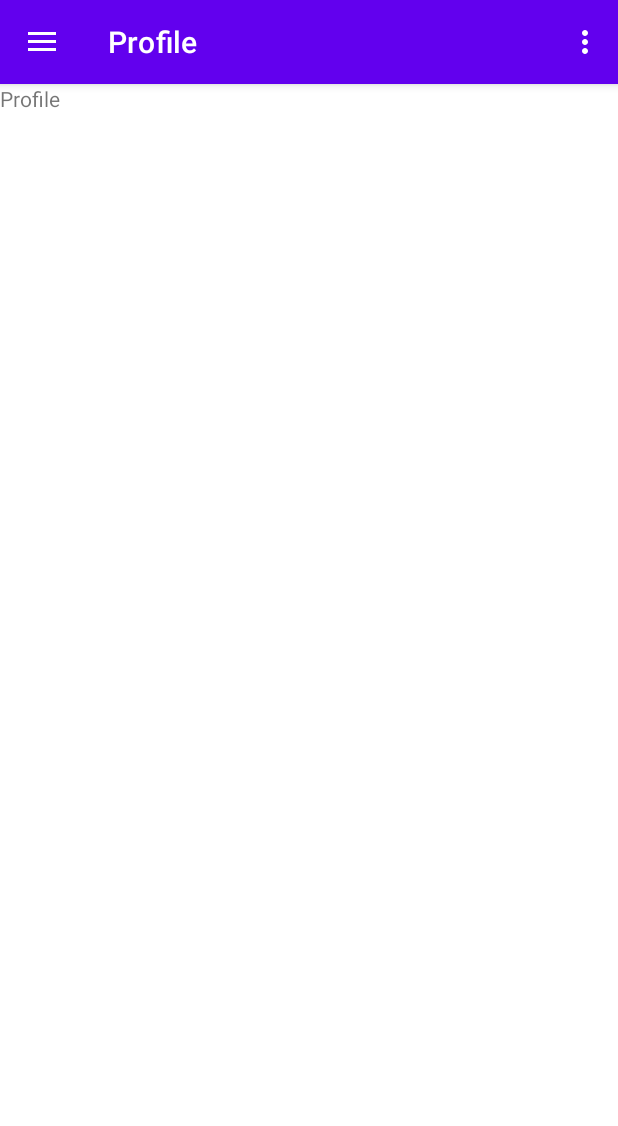
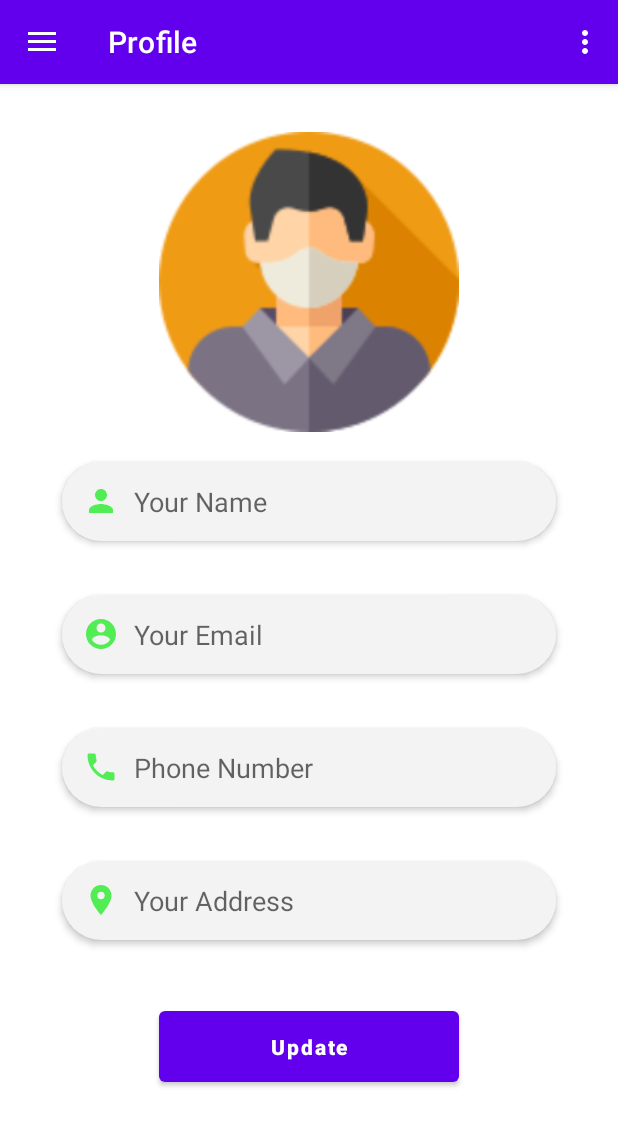
Before and after one commit to LasiniD/food_store, an Android app: the screen it shows after launch once a user with an empty profile is signed in (MainActivity), in the side drawer, after a tap on "Profile", on a phone screen of 412 x 824 dp. Shown: the top 1126 px of the screen. Run offline under Robolectric (Android 15) with nearby library versions, the phone set to English and light mode, and no system bars; our stand-ins replace Firebase (no records; nobody signed in at launch, a user with empty details on screens opened directly), navigation-ui.

Commit message:
Profile page UI

```diff
--- a/app/src/main/res/layout/fragment_profile.xml
+++ b/app/src/main/res/layout/fragment_profile.xml
@@ -6,9 +6,94 @@
     android:layout_height="match_parent"
     tools:context=".ui.profile.ProfileFragment">
 
-    <TextView
+    <ImageView
+        android:id="@+id/profile_img"
         android:layout_width="match_parent"
-        android:layout_height="match_parent"
-        android:text="@string/profile"/>
+        android:layout_height="200dp"
+        android:layout_marginTop="32dp"
+        android:src="@drawable/profile"
+        app:layout_constraintEnd_toEndOf="parent"
+        app:layout_constraintHorizontal_bias="0.0"
+        app:layout_constraintStart_toStartOf="parent"
+        app:layout_constraintTop_toTopOf="parent" />
+
+    <EditText
+        android:id="@+id/profile_name"
+        android:layout_width="0dp"
+        android:layout_height="wrap_content"
+        android:layout_marginTop="20dp"
+        android:background="@drawable/edittext_bg"
+        android:drawableStart="@drawable/ic_baseline_person_24"
+        android:drawablePadding="10dp"
+        android:elevation="3dp"
+        android:hint="Your Name"
+        android:padding="14dp"
+        app:layout_constraintEnd_toEndOf="parent"
+        app:layout_constraintStart_toStartOf="parent"
+        app:layout_constraintTop_toBottomOf="@+id/profile_img"
+        app:layout_constraintWidth_percent=".8" />
+
+    <EditText
+        android:inputType="textEmailAddress"
+        android:id="@+id/profile_email"
+        android:layout_width="0dp"
+        android:layout_height="wrap_content"
+        android:layout_marginTop="36dp"
+        android:background="@drawable/edittext_bg"
+        android:drawableStart="@drawable/account"
+        android:drawablePadding="10dp"
+        android:elevation="3dp"
+        android:hint="Your Email"
+        android:padding="14dp"
+        app:layout_constraintEnd_toEndOf="parent"
+        app:layout_constraintStart_toStartOf="parent"
+        app:layout_constraintTop_toBottomOf="@+id/profile_name"
+        app:layout_constraintWidth_percent=".8" />
+
+    <EditText
+        android:id="@+id/profile_phone"
+        android:layout_width="0dp"
+        android:layout_height="wrap_content"
+        android:layout_marginTop="36dp"
+        android:background="@drawable/edittext_bg"
+        android:drawableStart="@drawable/ic_baseline_local_phone_24"
+        android:drawablePadding="10dp"
+        android:elevation="3dp"
+        android:hint="Phone Number"
+        android:padding="14dp"
+        app:layout_constraintEnd_toEndOf="parent"
+        app:layout_constraintStart_toStartOf="parent"
+        app:layout_constraintTop_toBottomOf="@+id/profile_email"
+        app:layout_constraintWidth_percent=".8" />
+
+    <EditText
+        android:id="@+id/profile_address"
+        android:layout_width="0dp"
+        android:layout_height="wrap_content"
+        android:layout_marginTop="36dp"
+        android:background="@drawable/edittext_bg"
+        android:drawableStart="@drawable/ic_baseline_location_on_24"
+        android:drawablePadding="10dp"
+        android:elevation="3dp"
+        android:hint="Your Address"
+        android:padding="14dp"
+        app:layout_constraintEnd_toEndOf="parent"
+        app:layout_constraintStart_toStartOf="parent"
+        app:layout_constraintTop_toBottomOf="@+id/profile_phone"
+        app:layout_constraintWidth_percent=".8" />
+
+    <Button
+        android:layout_width="200dp"
+        android:layout_height="wrap_content"
+        android:padding="14dp"
+        android:text="Update"
+        android:textAllCaps="false"
+        android:textStyle="bold"
+        app:layout_constraintBottom_toBottomOf="parent"
+        app:layout_constraintEnd_toEndOf="parent"
+        app:layout_constraintStart_toStartOf="parent"
+        app:layout_constraintTop_toBottomOf="@+id/profile_address"
+        app:layout_constraintVertical_bias=".3"/>
+
 
 </androidx.constraintlayout.widget.ConstraintLayout>
```
